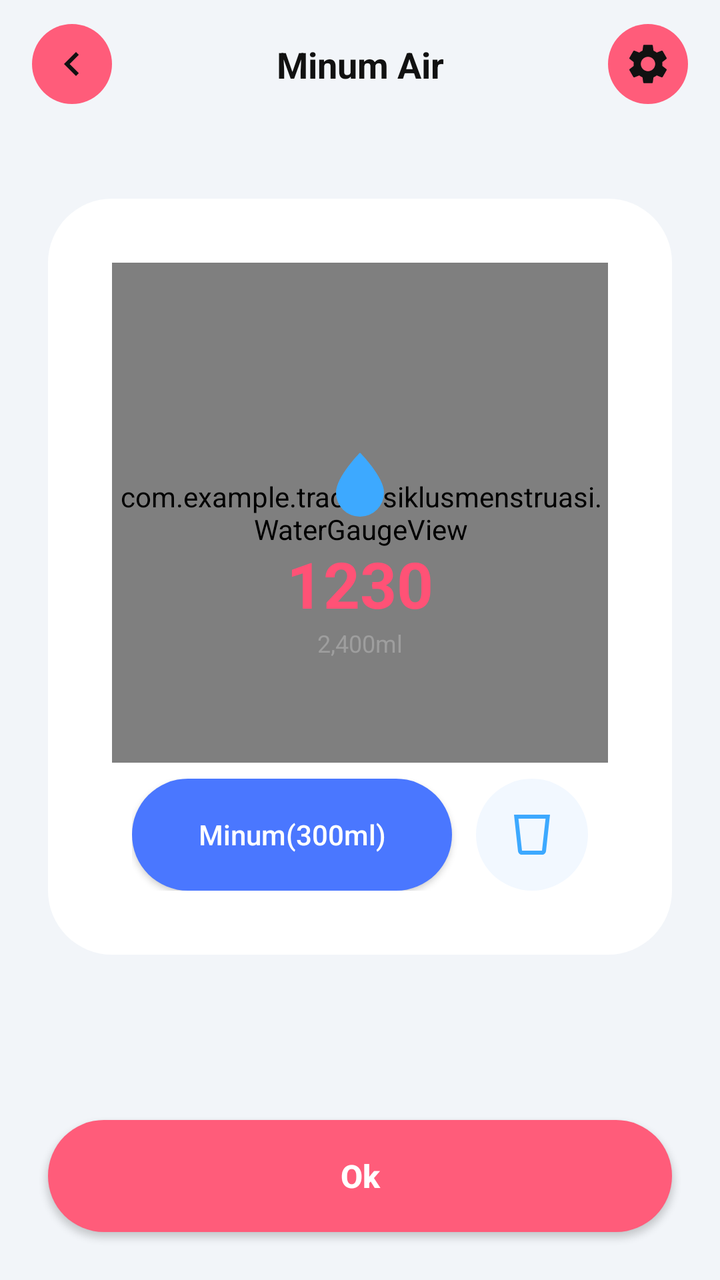
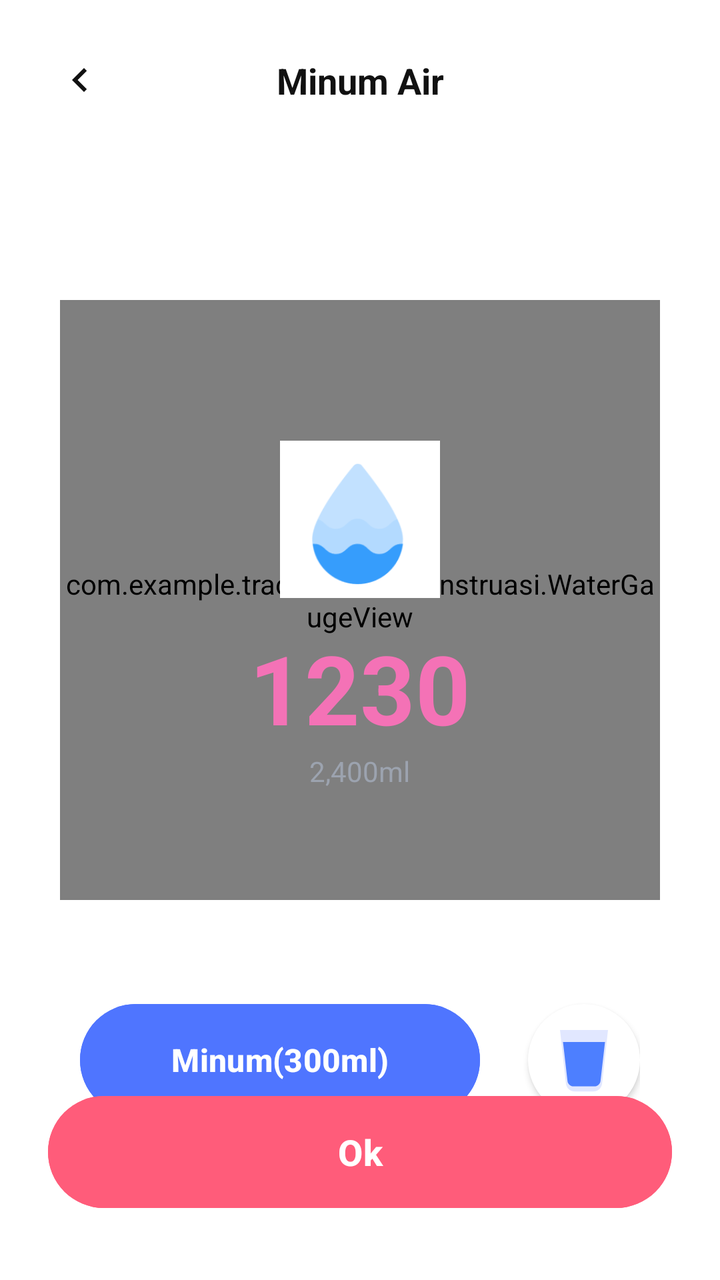

Two renders of the same Android screen: before a commit and after it. Below are the layout's source before the change and the commit's diff.
<!-- AndroidManifest.xml: application theme Theme.TrackerSiklusMenstruasi -->
<!-- res/layout/activity_water_intake.xml -->
<?xml version="1.0" encoding="utf-8"?>
<androidx.constraintlayout.widget.ConstraintLayout xmlns:android="http://schemas.android.com/apk/res/android"
    xmlns:app="http://schemas.android.com/apk/res-auto"
    android:layout_width="match_parent"
    android:layout_height="match_parent"
    android:background="#F2F5F9">

    
    <androidx.constraintlayout.widget.ConstraintLayout
        android:id="@+id/topBar"
        android:layout_width="match_parent"
        android:layout_height="64dp"
        app:layout_constraintTop_toTopOf="parent">

        <ImageButton
            android:id="@+id/btnBack"
            android:layout_width="40dp"
            android:layout_height="40dp"
            android:layout_marginStart="16dp"
            android:background="@drawable/bg_circle_button"
            android:src="@drawable/ic_back"
            app:layout_constraintBottom_toBottomOf="parent"
            app:layout_constraintStart_toStartOf="parent"
            app:layout_constraintTop_toTopOf="parent"
            app:tint="@color/black" />

        <TextView
            android:layout_width="wrap_content"
            android:layout_height="wrap_content"
            android:text="Minum Air"
            android:textColor="@color/black"
            android:textSize="18sp"
            android:textStyle="bold"
            app:layout_constraintBottom_toBottomOf="parent"
            app:layout_constraintEnd_toEndOf="parent"
            app:layout_constraintStart_toStartOf="parent"
            app:layout_constraintTop_toTopOf="parent" />

        <ImageButton
            android:id="@+id/btnSettings"
            android:layout_width="40dp"
            android:layout_height="40dp"
            android:layout_marginEnd="16dp"
            android:background="@drawable/bg_circle_button"
            android:src="@drawable/ic_settings"
            app:layout_constraintBottom_toBottomOf="parent"
            app:layout_constraintEnd_toEndOf="parent"
            app:layout_constraintTop_toTopOf="parent"
            app:tint="@color/black" />
    </androidx.constraintlayout.widget.ConstraintLayout>

    
    <androidx.constraintlayout.widget.ConstraintLayout
        android:id="@+id/cardContainer"
        android:layout_width="match_parent"
        android:layout_height="wrap_content"
        android:layout_marginHorizontal="24dp"
        android:background="@drawable/bg_card_rounded"
        android:padding="32dp"
        app:layout_constraintBottom_toTopOf="@+id/btnOk"
        app:layout_constraintTop_toBottomOf="@id/topBar"
        app:layout_constraintVertical_bias="0.3">

        <com.example.trackersiklusmenstruasi.WaterGaugeView
            android:id="@+id/waterGauge"
            android:layout_width="250dp"
            android:layout_height="250dp"
            app:layout_constraintEnd_toEndOf="parent"
            app:layout_constraintStart_toStartOf="parent"
            app:layout_constraintTop_toTopOf="parent" />

        <ImageView
            android:id="@+id/ivDrop"
            android:layout_width="48dp"
            android:layout_height="48dp"
            android:src="@drawable/ic_drop"
            app:layout_constraintBottom_toBottomOf="@id/waterGauge"
            app:layout_constraintEnd_toEndOf="@id/waterGauge"
            app:layout_constraintStart_toStartOf="@id/waterGauge"
            app:layout_constraintTop_toTopOf="@id/waterGauge"
            app:layout_constraintVertical_bias="0.45"
            app:tint="@color/water_blue" />

        <TextView
            android:id="@+id/tvCurrentIntake"
            android:layout_width="wrap_content"
            android:layout_height="wrap_content"
            android:text="1230"
            android:textColor="#FF5276"
            android:textSize="32sp"
            android:textStyle="bold"
            app:layout_constraintEnd_toEndOf="@id/waterGauge"
            app:layout_constraintStart_toStartOf="@id/waterGauge"
            app:layout_constraintTop_toBottomOf="@id/ivDrop" />

        <TextView
            android:id="@+id/tvTargetIntake"
            android:layout_width="wrap_content"
            android:layout_height="wrap_content"
            android:text="2,400ml"
            android:textColor="@color/gray"
            android:textSize="12sp"
            app:layout_constraintEnd_toEndOf="@id/waterGauge"
            app:layout_constraintStart_toStartOf="@id/waterGauge"
            app:layout_constraintTop_toBottomOf="@id/tvCurrentIntake" />

        <LinearLayout
            android:layout_width="wrap_content"
            android:layout_height="wrap_content"
            android:layout_marginTop="8dp"
            android:gravity="center_vertical"
            android:orientation="horizontal"
            app:layout_constraintEnd_toEndOf="parent"
            app:layout_constraintStart_toStartOf="parent"
            app:layout_constraintTop_toBottomOf="@id/waterGauge">

            <androidx.appcompat.widget.AppCompatButton
                android:id="@+id/btnDrink"
                android:layout_width="160dp"
                android:layout_height="56dp"
                android:background="@drawable/bg_button_blue"
                android:text="Minum(300ml)"
                android:textAllCaps="false"
                android:textColor="@color/white"
                android:textSize="14sp" />

            <ImageButton
                android:id="@+id/btnGlass"
                android:layout_width="56dp"
                android:layout_height="56dp"
                android:layout_marginStart="12dp"
                android:background="@drawable/bg_circle_blue_light"
                android:src="@drawable/ic_glass" />
        </LinearLayout>

    </androidx.constraintlayout.widget.ConstraintLayout>

    
    <androidx.appcompat.widget.AppCompatButton
        android:id="@+id/btnOk"
        android:layout_width="match_parent"
        android:layout_height="56dp"
        android:layout_margin="24dp"
        android:background="@drawable/bg_button_pink"
        android:text="Ok"
        android:textAllCaps="false"
        android:textColor="@color/white"
        android:textSize="16sp"
        android:textStyle="bold"
        app:layout_constraintBottom_toBottomOf="parent" />

</androidx.constraintlayout.widget.ConstraintLayout>
<!-- resources referenced by this layout -->
<resources>
  <color name="black">#111111</color>
  <color name="gray">#9E9E9E</color>
  <color name="water_blue">#3DA9FF</color>
  <color name="white">#FFFFFF</color>
  <!-- drawable bg_button_blue (drawable) -->
  <shape xmlns:android="http://schemas.android.com/apk/res/android">
      <solid android:color="#4A77FF" />
      <corners android:radius="28dp" />
  </shape>
  <!-- drawable bg_button_pink (drawable) -->
  <?xml version="1.0" encoding="utf-8"?>
  <ripple xmlns:android="http://schemas.android.com/apk/res/android"
      android:color="#40FFFFFF">
      <item>
          <shape android:shape="rectangle">
              <solid android:color="@color/pink_main" />
              <corners android:radius="30dp" />
          </shape>
      </item>
  </ripple>
  <!-- drawable bg_card_rounded (drawable) -->
  <?xml version="1.0" encoding="utf-8"?>
  <shape xmlns:android="http://schemas.android.com/apk/res/android">
      <solid android:color="@android:color/white" />
      <corners android:radius="32dp" />
  </shape>
  <!-- drawable bg_circle_blue_light (drawable) -->
  <shape xmlns:android="http://schemas.android.com/apk/res/android"
      android:shape="oval">
      <solid android:color="#F2F8FF" />
  </shape>
  <!-- drawable bg_circle_button (drawable) -->
  <?xml version="1.0" encoding="utf-8"?>
  <ripple xmlns:android="http://schemas.android.com/apk/res/android"
      android:color="#40FFFFFF">
      <item>
          <shape android:shape="oval">
              <solid android:color="@color/pink_main" />
          </shape>
      </item>
  </ripple>
  <!-- drawable ic_drop (drawable) -->
  <vector xmlns:android="http://schemas.android.com/apk/res/android"
      android:width="24dp"
      android:height="24dp"
      android:viewportWidth="24"
      android:viewportHeight="24">
      <path
          android:fillColor="#000000"
          android:pathData="M12,2C12,2 6,8 6,12A6,6 0 0,0 12,18A6,6 0 0,0 18,12C18,8 12,2 12,2Z" />
  </vector>
  <!-- drawable ic_glass (drawable) -->
  <vector xmlns:android="http://schemas.android.com/apk/res/android"
      android:width="24dp"
      android:height="24dp"
      android:viewportWidth="24"
      android:viewportHeight="24">
      <path
          android:fillColor="#3DA9FF"
          android:pathData="M3,2L5,20.23C5.13,21.23 5.97,22 7,22H17C18.03,22 18.87,21.23 19,20.23L21,2H3M17,20H7L5.22,4H18.78L17,20Z" />
  </vector>
  <!-- drawable ic_settings (drawable) -->
  <vector xmlns:android="http://schemas.android.com/apk/res/android"
      android:width="24dp"
      android:height="24dp"
      android:viewportWidth="24"
      android:viewportHeight="24">
      <path
          android:fillColor="#111111"
          android:pathData="M19.14,12.94c0.04-0.3,0.06-0.61,0.06-0.94c0-0.32-0.02-0.64-0.07-0.94l2.03-1.58c0.18-0.14,0.23-0.41,0.12-0.61 l-1.92-3.32c-0.12-0.22-0.37-0.29-0.59-0.22l-2.39,0.96c-0.5-0.38-1.03-0.7-1.62-0.94L14.4,2.81c-0.04-0.24-0.24-0.41-0.48-0.41 h-3.84c-0.24,0-0.43,0.17-0.47,0.41l-0.36,2.54c-0.59,0.24-1.13,0.57-1.62,0.94l-2.39-0.96c-0.22-0.08-0.47,0-0.59,0.22L2.74,8.87 C2.62,9.08,2.66,9.34,2.85,9.48l2.03,1.58C4.84,11.36,4.81,11.69,4.81,12c0,0.31,0.02,0.65,0.07,0.94l-2.03,1.58 c-0.18,0.14-0.23,0.41-0.12,0.61l1.92,3.32c0.12,0.22,0.37,0.29,0.59,0.22l2.39-0.96c0.5,0.38,1.03,0.7,1.62,0.94l0.36,2.54 c0.05,0.24,0.24,0.41,0.48,0.41h3.84c0.24,0,0.44-0.17,0.47-0.41l0.36-2.54c0.59-0.24,1.13-0.56,1.62-0.94l2.39,0.96 c0.22,0.08,0.47,0,0.59-0.22l1.92-3.32c0.12-0.22,0.07-0.47-0.12-0.61L19.14,12.94z M12,15.6c-1.98,0-3.6-1.62-3.6-3.6 s1.62-3.6,3.6-3.6s3.6,1.62,3.6,3.6S13.98,15.6,12,15.6z"/>
  </vector>
  <style name="Theme.TrackerSiklusMenstruasi" parent="Base.Theme.TrackerSiklusMenstruasi">
          
          <item name="android:editTextColor">@color/pink_main</item>
          <item name="android:textColorPrimary">@color/pink_main</item>
      </style>
  <color name="pink_main">#FF5C7A</color>
  <!-- unchanged entries left out for length: 2 -->
</resources>

<!-- the commit's change to res/layout/activity_water_intake.xml (unified diff, before → after) -->
@@ -3,150 +3,141 @@
     xmlns:app="http://schemas.android.com/apk/res-auto"
     android:layout_width="match_parent"
     android:layout_height="match_parent"
-    android:background="#F2F5F9">
+    android:background="@color/white">
+
+    <ImageButton
+        android:id="@+id/btnBack"
+        android:layout_width="40dp"
+        android:layout_height="40dp"
+        android:layout_marginStart="20dp"
+        android:layout_marginTop="20dp"
+        android:background="?attr/selectableItemBackgroundBorderless"
+        android:src="@drawable/ic_back"
+        app:layout_constraintStart_toStartOf="parent"
+        app:layout_constraintTop_toTopOf="parent"
+        app:tint="@color/black" />
+
+    <TextView
+        android:layout_width="wrap_content"
+        android:layout_height="wrap_content"
+        android:text="Minum Air"
+        android:textColor="@color/black"
+        android:textSize="18sp"
+        android:textStyle="bold"
+        app:layout_constraintBottom_toBottomOf="@id/btnBack"
+        app:layout_constraintEnd_toEndOf="parent"
+        app:layout_constraintStart_toStartOf="parent"
+        app:layout_constraintTop_toTopOf="@id/btnBack" />
 
     
-    <androidx.constraintlayout.widget.ConstraintLayout
-        android:id="@+id/topBar"
-        android:layout_width="match_parent"
-        android:layout_height="64dp"
-        app:layout_constraintTop_toTopOf="parent">
-
-        <ImageButton
-            android:id="@+id/btnBack"
-            android:layout_width="40dp"
-            android:layout_height="40dp"
-            android:layout_marginStart="16dp"
-            android:background="@drawable/bg_circle_button"
-            android:src="@drawable/ic_back"
-            app:layout_constraintBottom_toBottomOf="parent"
-            app:layout_constraintStart_toStartOf="parent"
-            app:layout_constraintTop_toTopOf="parent"
-            app:tint="@color/black" />
-
-        <TextView
-            android:layout_width="wrap_content"
-            android:layout_height="wrap_content"
-            android:text="Minum Air"
-            android:textColor="@color/black"
-            android:textSize="18sp"
-            android:textStyle="bold"
-            app:layout_constraintBottom_toBottomOf="parent"
-            app:layout_constraintEnd_toEndOf="parent"
-            app:layout_constraintStart_toStartOf="parent"
-            app:layout_constraintTop_toTopOf="parent" />
-
-        <ImageButton
-            android:id="@+id/btnSettings"
-            android:layout_width="40dp"
-            android:layout_height="40dp"
-            android:layout_marginEnd="16dp"
-            android:background="@drawable/bg_circle_button"
-            android:src="@drawable/ic_settings"
-            app:layout_constraintBottom_toBottomOf="parent"
-            app:layout_constraintEnd_toEndOf="parent"
-            app:layout_constraintTop_toTopOf="parent"
-            app:tint="@color/black" />
-    </androidx.constraintlayout.widget.ConstraintLayout>
-
-    
-    <androidx.constraintlayout.widget.ConstraintLayout
-        android:id="@+id/cardContainer"
+    <androidx.cardview.widget.CardView
         android:layout_width="match_parent"
         android:layout_height="wrap_content"
         android:layout_marginHorizontal="24dp"
-        android:background="@drawable/bg_card_rounded"
-        android:padding="32dp"
-        app:layout_constraintBottom_toTopOf="@+id/btnOk"
-        app:layout_constraintTop_toBottomOf="@id/topBar"
-        app:layout_constraintVertical_bias="0.3">
-
-        <com.example.trackersiklusmenstruasi.WaterGaugeView
-            android:id="@+id/waterGauge"
-            android:layout_width="250dp"
-            android:layout_height="250dp"
-            app:layout_constraintEnd_toEndOf="parent"
-            app:layout_constraintStart_toStartOf="parent"
-            app:layout_constraintTop_toTopOf="parent" />
-
-        <ImageView
-            android:id="@+id/ivDrop"
-            android:layout_width="48dp"
-            android:layout_height="48dp"
-            android:src="@drawable/ic_drop"
-            app:layout_constraintBottom_toBottomOf="@id/waterGauge"
-            app:layout_constraintEnd_toEndOf="@id/waterGauge"
-            app:layout_constraintStart_toStartOf="@id/waterGauge"
-            app:layout_constraintTop_toTopOf="@id/waterGauge"
-            app:layout_constraintVertical_bias="0.45"
-            app:tint="@color/water_blue" />
-
-        <TextView
-            android:id="@+id/tvCurrentIntake"
-            android:layout_width="wrap_content"
-            android:layout_height="wrap_content"
-            android:text="1230"
-            android:textColor="#FF5276"
-            android:textSize="32sp"
-            android:textStyle="bold"
-            app:layout_constraintEnd_toEndOf="@id/waterGauge"
-            app:layout_constraintStart_toStartOf="@id/waterGauge"
-            app:layout_constraintTop_toBottomOf="@id/ivDrop" />
-
-        <TextView
-            android:id="@+id/tvTargetIntake"
-            android:layout_width="wrap_content"
-            android:layout_height="wrap_content"
-            android:text="2,400ml"
-            android:textColor="@color/gray"
-            android:textSize="12sp"
-            app:layout_constraintEnd_toEndOf="@id/waterGauge"
-            app:layout_constraintStart_toStartOf="@id/waterGauge"
-            app:layout_constraintTop_toBottomOf="@id/tvCurrentIntake" />
+        android:layout_marginTop="50dp"
+        app:cardCornerRadius="32dp"
+        app:cardElevation="0dp"
+        app:cardBackgroundColor="@color/white"
+        app:layout_constraintTop_toBottomOf="@id/btnBack">
 
         <LinearLayout
-            android:layout_width="wrap_content"
+            android:layout_width="match_parent"
             android:layout_height="wrap_content"
-            android:layout_marginTop="8dp"
-            android:gravity="center_vertical"
-            android:orientation="horizontal"
-            app:layout_constraintEnd_toEndOf="parent"
-            app:layout_constraintStart_toStartOf="parent"
-            app:layout_constraintTop_toBottomOf="@id/waterGauge">
+            android:gravity="center_horizontal"
+            android:orientation="vertical"
+            android:paddingVertical="40dp">
 
-            <androidx.appcompat.widget.AppCompatButton
-                android:id="@+id/btnDrink"
-                android:layout_width="160dp"
-                android:layout_height="56dp"
-                android:background="@drawable/bg_button_blue"
-                android:text="Minum(300ml)"
-                android:textAllCaps="false"
-                android:textColor="@color/white"
-                android:textSize="14sp" />
+            <FrameLayout
+                android:layout_width="300dp"
+                android:layout_height="300dp">
 
-            <ImageButton
-                android:id="@+id/btnGlass"
-                android:layout_width="56dp"
-                android:layout_height="56dp"
-                android:layout_marginStart="12dp"
-                android:background="@drawable/bg_circle_blue_light"
-                android:src="@drawable/ic_glass" />
+                <com.example.trackersiklusmenstruasi.WaterGaugeView
+                    android:id="@+id/waterGauge"
+                    android:layout_width="match_parent"
+                    android:layout_height="match_parent" />
+
+                <LinearLayout
+                    android:layout_width="wrap_content"
+                    android:layout_height="wrap_content"
+                    android:layout_gravity="center"
+                    android:gravity="center"
+                    android:orientation="vertical"
+                    android:paddingTop="15dp">
+
+                    <ImageView
+                        android:layout_width="80dp"
+                        android:layout_height="80dp"
+                        android:src="@drawable/ic_drop_layered"
+                        android:scaleType="fitCenter" />
+
+                    <TextView
+                        android:id="@+id/tvCurrentIntake"
+                        android:layout_width="wrap_content"
+                        android:layout_height="wrap_content"
+                        android:layout_marginTop="12dp"
+                        android:text="1230"
+                        android:textColor="#F472B6"
+                        android:textSize="48sp"
+                        android:textStyle="bold" />
+
+                    <TextView
+                        android:id="@+id/tvTargetIntake"
+                        android:layout_width="wrap_content"
+                        android:layout_height="wrap_content"
+                        android:text="2,400ml"
+                        android:textColor="#9CA3AF"
+                        android:textSize="14sp" />
+                </LinearLayout>
+            </FrameLayout>
+
+            <LinearLayout
+                android:layout_width="wrap_content"
+                android:layout_height="wrap_content"
+                android:layout_marginTop="48dp"
+                android:gravity="center_vertical"
+                android:orientation="horizontal">
+
+                <com.google.android.material.button.MaterialButton
+                    android:id="@+id/btnDrink"
+                    android:layout_width="200dp"
+                    android:layout_height="64dp"
+                    android:backgroundTint="#4F75FF"
+                    android:text="Minum(300ml)"
+                    android:textAllCaps="false"
+                    android:textColor="@color/white"
+                    android:textSize="16sp"
+                    android:textStyle="bold"
+                    app:cornerRadius="32dp" />
+
+                <ImageView
+                    android:id="@+id/btnGlass"
+                    android:layout_width="56dp"
+                    android:layout_height="56dp"
+                    android:layout_marginStart="24dp"
+                    android:background="@drawable/bg_circle_white"
+                    android:elevation="2dp"
+                    android:padding="10dp"
+                    android:src="@drawable/ic_glass_clean"
+                    android:clickable="true"
+                    android:focusable="true" />
+            </LinearLayout>
+
         </LinearLayout>
+    </androidx.cardview.widget.CardView>
 
-    </androidx.constraintlayout.widget.ConstraintLayout>
-
-    
-    <androidx.appcompat.widget.AppCompatButton
+    <com.google.android.material.button.MaterialButton
         android:id="@+id/btnOk"
         android:layout_width="match_parent"
-        android:layout_height="56dp"
-        android:layout_margin="24dp"
-        android:background="@drawable/bg_button_pink"
+        android:layout_height="64dp"
+        android:layout_marginHorizontal="24dp"
+        android:layout_marginBottom="32dp"
+        android:backgroundTint="@color/pink_main"
         android:text="Ok"
         android:textAllCaps="false"
         android:textColor="@color/white"
-        android:textSize="16sp"
+        android:textSize="18sp"
         android:textStyle="bold"
+        app:cornerRadius="32dp"
         app:layout_constraintBottom_toBottomOf="parent" />
 
 </androidx.constraintlayout.widget.ConstraintLayout>
<!-- resource entries referenced after the edit -->
@@ -1,80 +1,39 @@
 <!-- resources referenced by this layout -->
 <resources>
   <color name="black">#111111</color>
-  <color name="gray">#9E9E9E</color>
-  <color name="water_blue">#3DA9FF</color>
   <color name="white">#FFFFFF</color>
-  <!-- drawable bg_button_blue (drawable) -->
-  <shape xmlns:android="http://schemas.android.com/apk/res/android">
-      <solid android:color="#4A77FF" />
-      <corners android:radius="28dp" />
-  </shape>
-  <!-- drawable bg_button_pink (drawable) -->
+  <!-- drawable bg_circle_white (drawable) -->
   <?xml version="1.0" encoding="utf-8"?>
-  <ripple xmlns:android="http://schemas.android.com/apk/res/android"
-      android:color="#40FFFFFF">
-      <item>
-          <shape android:shape="rectangle">
-              <solid android:color="@color/pink_main" />
-              <corners android:radius="30dp" />
-          </shape>
-      </item>
-  </ripple>
-  <!-- drawable bg_card_rounded (drawable) -->
-  <?xml version="1.0" encoding="utf-8"?>
-  <shape xmlns:android="http://schemas.android.com/apk/res/android">
-      <solid android:color="@android:color/white" />
-      <corners android:radius="32dp" />
-  </shape>
-  <!-- drawable bg_circle_blue_light (drawable) -->
   <shape xmlns:android="http://schemas.android.com/apk/res/android"
       android:shape="oval">
-      <solid android:color="#F2F8FF" />
+      <solid android:color="@color/white" />
   </shape>
-  <!-- drawable bg_circle_button (drawable) -->
-  <?xml version="1.0" encoding="utf-8"?>
-  <ripple xmlns:android="http://schemas.android.com/apk/res/android"
-      android:color="#40FFFFFF">
-      <item>
-          <shape android:shape="oval">
-              <solid android:color="@color/pink_main" />
-          </shape>
-      </item>
-  </ripple>
-  <!-- drawable ic_drop (drawable) -->
+  <!-- drawable ic_drop_layered: png bitmap (drawable, 4475 bytes) -->
+  <!-- drawable ic_glass_clean (drawable) -->
   <vector xmlns:android="http://schemas.android.com/apk/res/android"
       android:width="24dp"
       android:height="24dp"
       android:viewportWidth="24"
       android:viewportHeight="24">
+  
+      
       <path
-          android:fillColor="#000000"
-          android:pathData="M12,2C12,2 6,8 6,12A6,6 0 0,0 12,18A6,6 0 0,0 18,12C18,8 12,2 12,2Z" />
-  </vector>
-  <!-- drawable ic_glass (drawable) -->
-  <vector xmlns:android="http://schemas.android.com/apk/res/android"
-      android:width="24dp"
-      android:height="24dp"
-      android:viewportWidth="24"
-      android:viewportHeight="24">
+          android:fillColor="#E1E7FF"
+          android:pathData="M4,2 L20,2 L18,20 C17.8,21.5 16.5,22.5 15,22.5 L9,22.5 C7.5,22.5 6.2,21.5 6,20 Z" />
+  
+      
       <path
-          android:fillColor="#3DA9FF"
-          android:pathData="M3,2L5,20.23C5.13,21.23 5.97,22 7,22H17C18.03,22 18.87,21.23 19,20.23L21,2H3M17,20H7L5.22,4H18.78L17,20Z" />
-  </vector>
-  <!-- drawable ic_settings (drawable) -->
-  <vector xmlns:android="http://schemas.android.com/apk/res/android"
-      android:width="24dp"
-      android:height="24dp"
-      android:viewportWidth="24"
-      android:viewportHeight="24">
-      <path
-          android:fillColor="#111111"
-          android:pathData="M19.14,12.94c0.04-0.3,0.06-0.61,0.06-0.94c0-0.32-0.02-0.64-0.07-0.94l2.03-1.58c0.18-0.14,0.23-0.41,0.12-0.61 l-1.92-3.32c-0.12-0.22-0.37-0.29-0.59-0.22l-2.39,0.96c-0.5-0.38-1.03-0.7-1.62-0.94L14.4,2.81c-0.04-0.24-0.24-0.41-0.48-0.41 h-3.84c-0.24,0-0.43,0.17-0.47,0.41l-0.36,2.54c-0.59,0.24-1.13,0.57-1.62,0.94l-2.39-0.96c-0.22-0.08-0.47,0-0.59,0.22L2.74,8.87 C2.62,9.08,2.66,9.34,2.85,9.48l2.03,1.58C4.84,11.36,4.81,11.69,4.81,12c0,0.31,0.02,0.65,0.07,0.94l-2.03,1.58 c-0.18,0.14-0.23,0.41-0.12,0.61l1.92,3.32c0.12,0.22,0.37,0.29,0.59,0.22l2.39-0.96c0.5,0.38,1.03,0.7,1.62,0.94l0.36,2.54 c0.05,0.24,0.24,0.41,0.48,0.41h3.84c0.24,0,0.44-0.17,0.47-0.41l0.36-2.54c0.59-0.24,1.13-0.56,1.62-0.94l2.39,0.96 c0.22,0.08,0.47,0,0.59-0.22l1.92-3.32c0.12-0.22,0.07-0.47-0.12-0.61L19.14,12.94z M12,15.6c-1.98,0-3.6-1.62-3.6-3.6 s1.62-3.6,3.6-3.6s3.6,1.62,3.6,3.6S13.98,15.6,12,15.6z"/>
+          android:fillColor="#4D7FFF"
+          android:pathData="M5,6 L19,6 L17.5,19 C17.4,20 16.5,20.8 15.5,20.8 L8.5,20.8 C7.5,20.8 6.6,20 6.5,19 Z" />
   </vector>
   <style name="Theme.TrackerSiklusMenstruasi" parent="Base.Theme.TrackerSiklusMenstruasi">
           
           <item name="android:editTextColor">@color/pink_main</item>
           <item name="android:textColorPrimary">@color/pink_main</item>
+          <item name="android:navigationBarColor">@android:color/transparent</item>
+          <item name="android:windowTranslucentNavigation">true</item>
+          <item name="android:statusBarColor">@android:color/transparent</item>
+          <item name="android:windowLightStatusBar">true</item>
       </style>
   <color name="pink_main">#FF5C7A</color>
   <!-- unchanged entries left out for length: 2 -->
